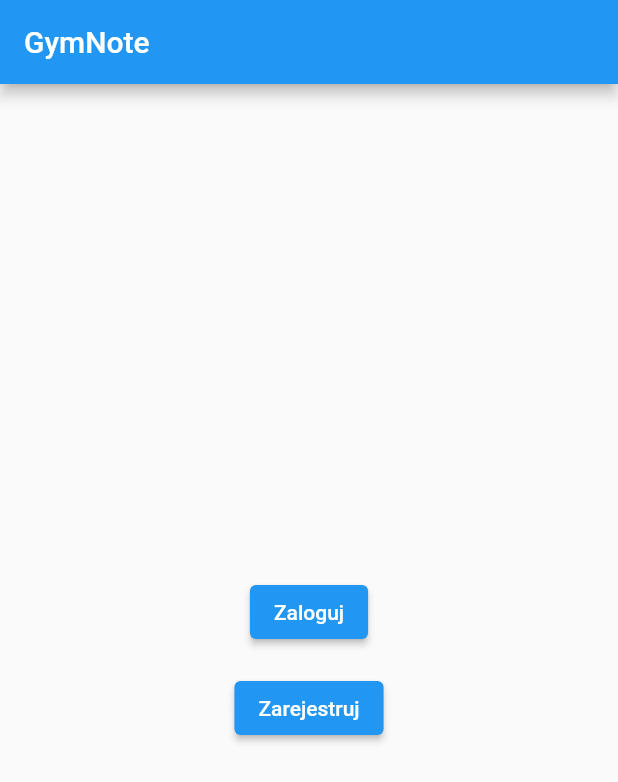
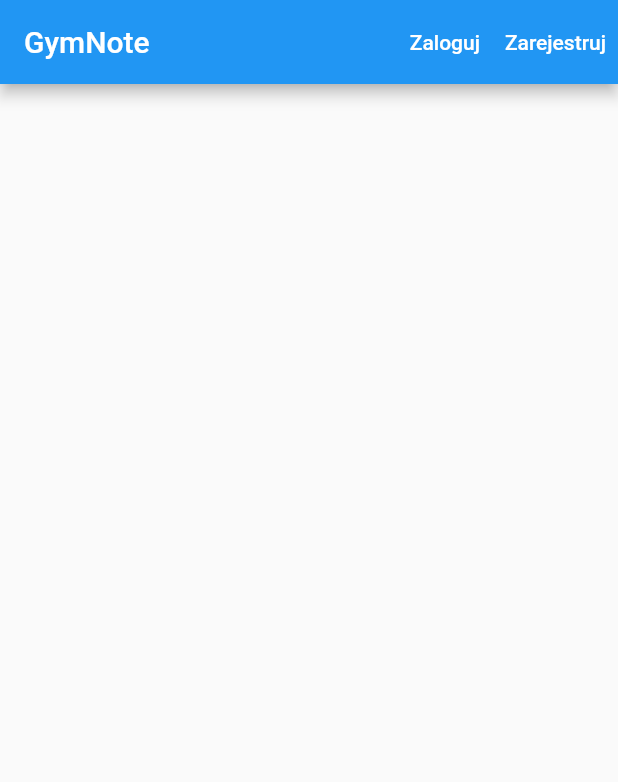
Before and after one commit to boguszmedykowski/GymNote, a Flutter app: the screen it shows after launch, on a phone screen of 412 x 824 dp. Shown: the top 782 px of the screen. Run offline on Flutter 3.47's test engine with Material 2 defaults, Android fonts, the phone set to English and light mode, and no system bars; our stand-ins replace shared_preferences.

Commit message:
buttons replacement

```diff
--- a/frontend/gymnote/lib/home.dart
+++ b/frontend/gymnote/lib/home.dart
@@ -10,30 +10,38 @@ class HomeScreen extends StatelessWidget {
     return Scaffold(
       appBar: AppBar(
         title: const Text('GymNote'),
-      ),
-      body: Center(
-        child: Column(
-          mainAxisAlignment: MainAxisAlignment.center,
-          children: [
-            ElevatedButton(
+        actions: [
+          TextButton(
             onPressed: () {
               Navigator.push(
                 context,
                 MaterialPageRoute(builder: (context) => const LoginScreen()),
               );
             },
-              child: const Text('Zaloguj'),
+            child: const Text(
+              'Zaloguj',
+              style: TextStyle(color: Colors.white),
             ),
-            const SizedBox(height: 16.0),
-            ElevatedButton(
+          ),
+          TextButton(
             onPressed: () {
               Navigator.push(
                 context,
                 MaterialPageRoute(builder: (context) => RegisterPage()),
               );
             },
-              child: const Text('Zarejestruj'),
+            child: const Text(
+              'Zarejestruj',
+              style: TextStyle(color: Colors.white),
             ),
+          ),
+        ],
+      ),
+      body: Center(
+        child: Column(
+          mainAxisAlignment: MainAxisAlignment.center,
+          children: [
+            // ... zawartość strony
           ],
         ),
       ),
--- a/frontend/gymnote/lib/login_page.dart
+++ b/frontend/gymnote/lib/login_page.dart
@@ -15,7 +15,7 @@ class _LoginScreenState extends State<LoginScreen> {
   TextEditingController emailController = TextEditingController();
   TextEditingController passwordController = TextEditingController();
 
-  Future<void> loginUser(BuildContext context) async {
+  Future<void> loginPage(BuildContext context) async {
     final String email = emailController.text;
     final String password = passwordController.text;
 
@@ -93,7 +93,7 @@ class _LoginScreenState extends State<LoginScreen> {
             const SizedBox(height: 16.0),
             ElevatedButton(
               onPressed: () =>
-                  loginUser(context), // Wywołanie funkcji loginUser
+                  loginPage(context), // Wywołanie funkcji loginUser
               child: const Text('Zaloguj'),
             ),
           ],
```
Also changed, not shown: frontend/gymnote/lib/register_page.dart (+8 -1 lines). Lines whose indentation alone changed are shown as unchanged.
